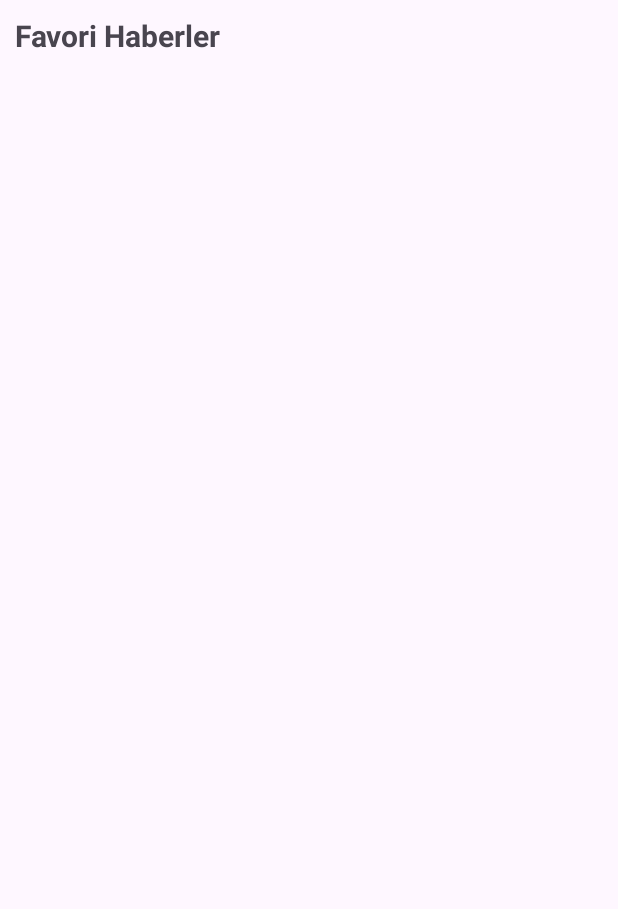
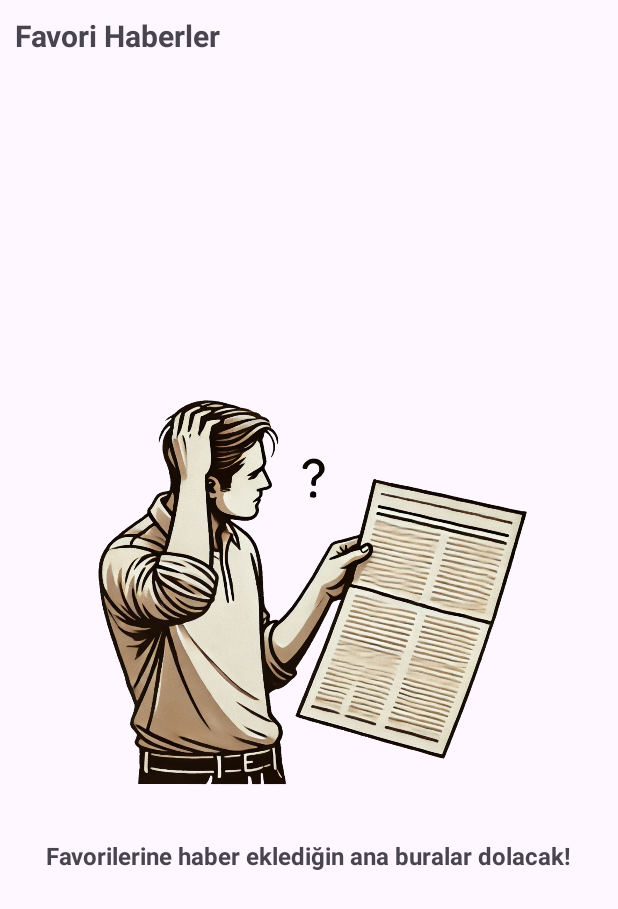
Before and after one commit to fcatadev/NewsPaper, an Android app: the layout fragment_favorite.xml on its own in the app's theme, with its tools: preview values and no code run, on a phone screen of 412 x 824 dp. Shown: the top 909 px of the screen. Run offline under Robolectric (Android 15) with nearby library versions, the phone set to English and light mode, and no system bars; network calls fail.

Commit message:
Added image to appear if the favorite page is empty.

```diff
--- /dev/null
+++ b/app/src/main/res/color/selector_bottom_nav_item.xml
@@ -0,0 +1,5 @@
+<?xml version="1.0" encoding="utf-8"?>
+<selector xmlns:android="http://schemas.android.com/apk/res/android">
+    <item android:color="@color/primary_700" android:state_checked="true" />
+    <item android:color="@color/gray_400" />
+</selector>
--- a/app/src/main/res/layout/fragment_favorite.xml
+++ b/app/src/main/res/layout/fragment_favorite.xml
@@ -1,5 +1,6 @@
 <?xml version="1.0" encoding="utf-8"?>
 <layout xmlns:android="http://schemas.android.com/apk/res/android"
+    xmlns:app="http://schemas.android.com/apk/res-auto"
     xmlns:tools="http://schemas.android.com/tools"
     tools:context=".ui.favorites.FavoriteFragment">
 
@@ -11,25 +12,60 @@
 
     </data>
 
-    <LinearLayout
+    <androidx.constraintlayout.widget.ConstraintLayout
         android:layout_width="match_parent"
-        android:layout_height="wrap_content"
+        android:layout_height="match_parent"
         android:orientation="vertical">
 
         <TextView
+            android:id="@+id/textView"
             android:layout_width="wrap_content"
             android:layout_height="wrap_content"
             android:layout_marginStart="@dimen/margin_10"
             android:layout_marginTop="@dimen/margin_10"
             android:text="@string/favorite_news"
             android:textSize="@dimen/text_size_20"
-            android:textStyle="bold" />
+            android:textStyle="bold"
+            app:layout_constraintStart_toStartOf="parent"
+            app:layout_constraintTop_toTopOf="parent" />
 
         <androidx.recyclerview.widget.RecyclerView
             android:id="@+id/rvFavoriteNews"
             android:layout_width="match_parent"
-            android:layout_height="wrap_content" />
+            android:layout_height="wrap_content"
+            android:visibility="visible"
+            app:layout_constraintTop_toBottomOf="@+id/textView" />
 
-    </LinearLayout>
+        <LinearLayout
+            android:id="@+id/llEmptyView"
+            android:layout_width="match_parent"
+            android:layout_height="wrap_content"
+            android:gravity="center"
+            android:orientation="vertical"
+            android:visibility="visible"
+            app:layout_constraintBottom_toBottomOf="parent"
+            app:layout_constraintTop_toTopOf="parent">
+
+            <ImageView
+                android:id="@+id/ivEmptyState"
+                android:layout_width="300dp"
+                android:layout_height="300dp"
+                android:layout_gravity="center"
+                android:src="@drawable/bg_empty_favorites"
+                tools:ignore="ContentDescription" />
+
+            <TextView
+                android:id="@+id/tvEmptyMessage"
+                android:layout_width="wrap_content"
+                android:layout_height="wrap_content"
+                android:layout_marginTop="16dp"
+                android:gravity="center"
+                android:text="@string/empty_favorites"
+                android:textSize="@dimen/text_size_16"
+                android:textStyle="bold" />
+
+        </LinearLayout>
+
+    </androidx.constraintlayout.widget.ConstraintLayout>
 
 </layout>
--- a/app/src/main/res/values/colors.xml
+++ b/app/src/main/res/values/colors.xml
@@ -10,6 +10,7 @@
     <color name="gray_900">#FF2E2E36</color>
     <color name="gray_700">#424D46</color>
     <color name="gray_600">#536259</color>
+    <color name="gray_400">#FF7E7F8F</color>
     <color name="gray_200">#E7EAE8</color>
     <color name="gray_50">#FFE3E4EB</color>
     <color name="gray_25">#FFF1F2F8</color>
--- a/app/src/main/res/values/strings.xml
+++ b/app/src/main/res/values/strings.xml
@@ -23,6 +23,8 @@
     <string name="connection_fail">Bağlantı hatası haberler yüklenemedi.</string>
     <string name="tech_news">Teknoloji Haberleri</string>
     <string name="already_added_fav">Bu haber zaten favorilere eklenmiştir.</string>
+    <string name="is_exit_sure">Uygulamadan çıkmak istediğinize emin misiniz?</string>
+    <string name="empty_favorites">Favorilerine haber eklediğin ana buralar dolacak!</string>
 
     <!-- Maintenance -->
     <string name="maintenance_header">Bakımdayız…</string>
```
Also changed, not shown: app/src/main/java/com/example/newspaper/MainActivity.kt (+4 -4 lines), app/src/main/java/com/example/newspaper/ui/favorites/FavoriteFragment.kt (+11 -4 lines), app/src/main/res/layout/activity_main.xml (+10 -5 lines), app/src/main/res/drawable/bg_empty_favorites.png (added).
